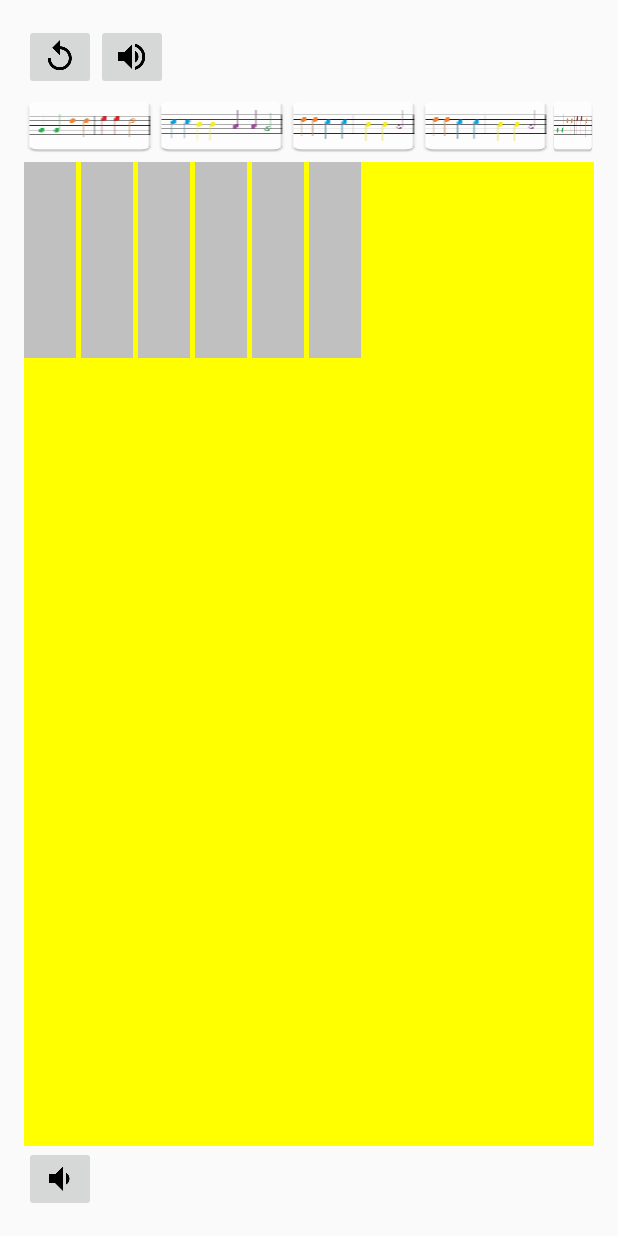
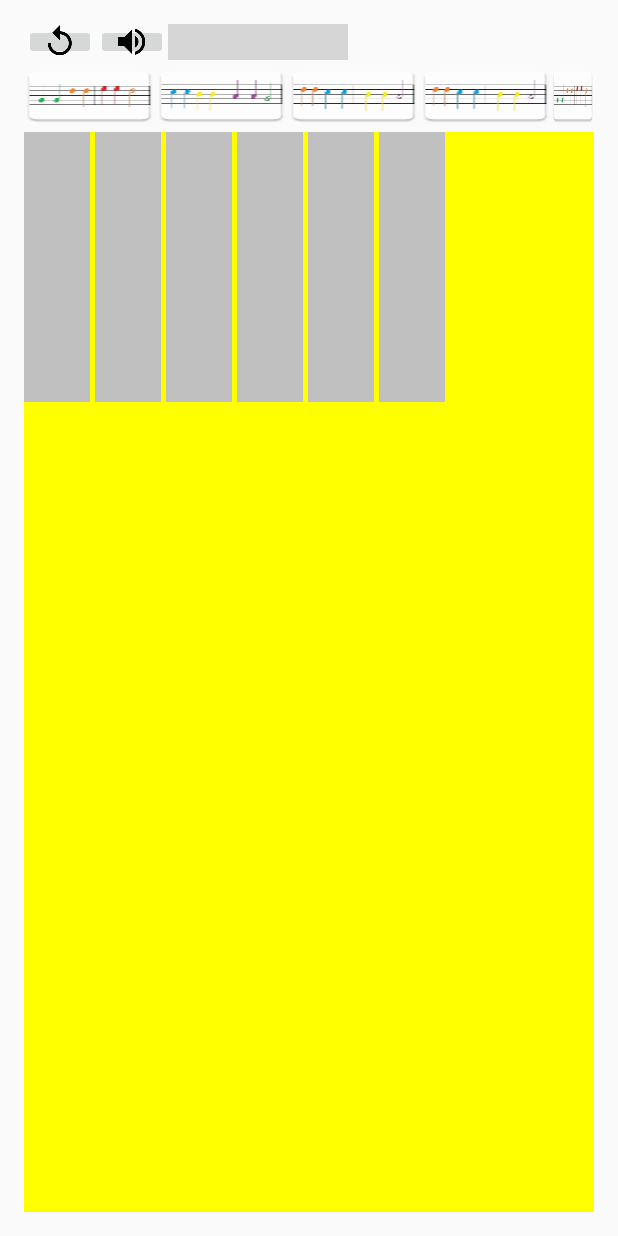
Before and after one commit to ksmiller99/Conductoid, an Android app: the layout content_main.xml on its own in the app's theme, with its tools: preview values and no code run, on a phone screen of 412 x 824 dp. Run offline under Robolectric (Android 15) with nearby library versions, the light colour scheme and no system bars; grey boxes are pictures that could not be loaded.

```diff
--- a/app/build.gradle
+++ b/app/build.gradle
@@ -6,7 +6,7 @@ android {
 
     defaultConfig {
         applicationId "com.example.millerk31.conductoid"
-        minSdkVersion 21
+        minSdkVersion 19
         targetSdkVersion 23
         versionCode 1
         versionName "1.0"
--- a/app/src/main/java/com/example/millerk31/conductoid/GameGrid.java
+++ b/app/src/main/java/com/example/millerk31/conductoid/GameGrid.java
@@ -4,8 +4,8 @@ package com.example.millerk31.conductoid;
  * Created by Kevin on 4/21/2016.
  */
 public class GameGrid {
-    public static final int ROWS = 5;
-    public static final int COLS = 10;
+    public static final int ROWS = 4;
+    public static final int COLS = 8;
 
 
     //grid of canvas - keeps track of which graphic is each cell of the canvas
--- a/app/src/main/java/com/example/millerk31/conductoid/MyPanel.java
+++ b/app/src/main/java/com/example/millerk31/conductoid/MyPanel.java
@@ -69,14 +69,10 @@ public class MyPanel extends View {
         return Bitmap.createBitmap(source, 0, 0, source.getWidth(), source.getHeight(), matrix, true);
     }
 
-    public void myInvalidate() {
-        this.invalidate();
-    }
-
     @Override
     protected void onSizeChanged(int w, int h, int oldw, int oldh) {
-        this.cellHeight = h/5;
-        this. cellWidth = w/10;
+        this.cellHeight = h / GameGrid.ROWS;
+        this.cellWidth = w / GameGrid.COLS;
 
         this.width = w;
         this.height = h;
@@ -133,7 +129,7 @@ public class MyPanel extends View {
                     }
                 }
 
-                //highlight cell if flagged
+                //highlight cell during playback if flagged
                 //todo cell highlight during playback not working OnClickListener blocks thread?
                 if ((c == SharedValues.hlCol) && (r == SharedValues.hlRow)) {
                     //Log.d("KSM", "setting highlight");
@@ -167,8 +163,6 @@ public class MyPanel extends View {
                         canvas.drawLines(corners, redPaint);
 
                     }
-
-
                 }
             }
         }
@@ -226,8 +220,6 @@ public class MyPanel extends View {
                     //not an active cell - explode it!
                     expSprites.add(new Sprite(bmp2, x, y));
                 }
-
-
             }
             return true;
         }
--- a/app/src/main/res/layout/content_main.xml
+++ b/app/src/main/res/layout/content_main.xml
@@ -16,7 +16,7 @@
 
     <LinearLayout
         android:layout_width="match_parent"
-        android:layout_height="wrap_content"
+        android:layout_height="24dp"
         android:orientation="horizontal">
 
         <ImageButton
@@ -30,6 +30,12 @@
             android:layout_width="wrap_content"
             android:layout_height="wrap_content"
             android:src="@drawable/ic_volume_up_black_24dp" />
+
+        <ImageButton
+            android:id="@+id/btnPlayGrid"
+            android:layout_width="wrap_content"
+            android:layout_height="wrap_content"
+            android:src="@drawable/ic_play_arrow_black_24dp" />
     </LinearLayout>
 
     <RelativeLayout
@@ -96,10 +102,5 @@
         android:layout_height="wrap_content"
         android:orientation="horizontal">
 
-        <ImageButton
-            android:id="@+id/btnPlayGrid"
-            android:layout_width="wrap_content"
-            android:layout_height="wrap_content"
-            android:src="@drawable/ic_volume_down_black_24dp" />
     </LinearLayout>
 </LinearLayout>
```
Also changed, not shown: app/src/main/java/com/example/millerk31/conductoid/LevelOneActivity.java (+74 -86 lines), 1 other file.
